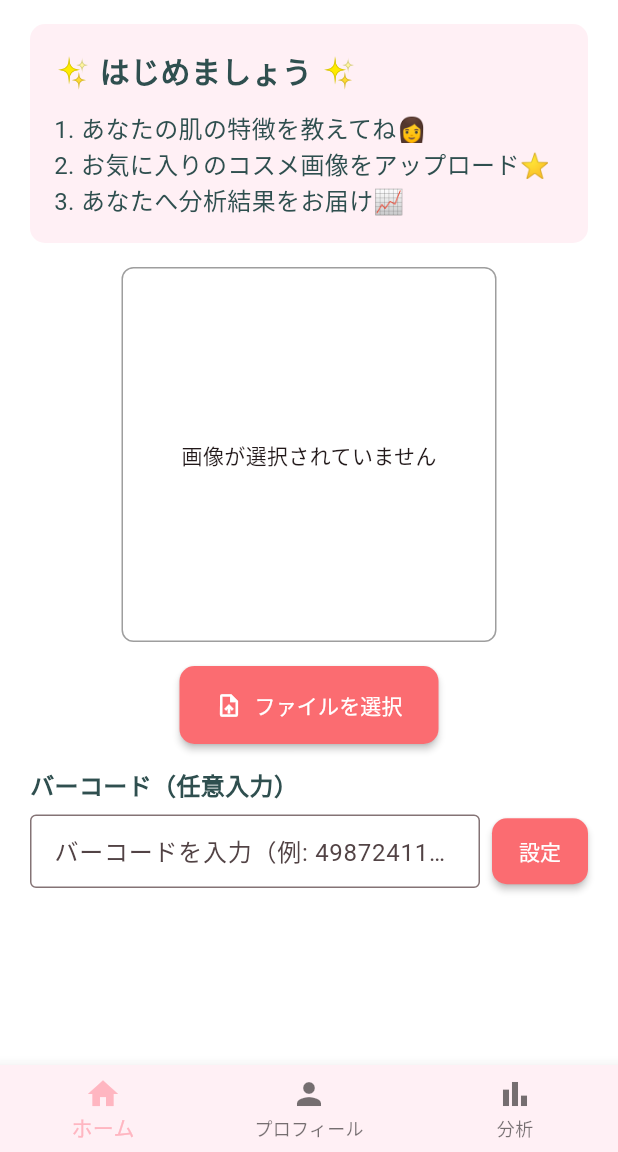
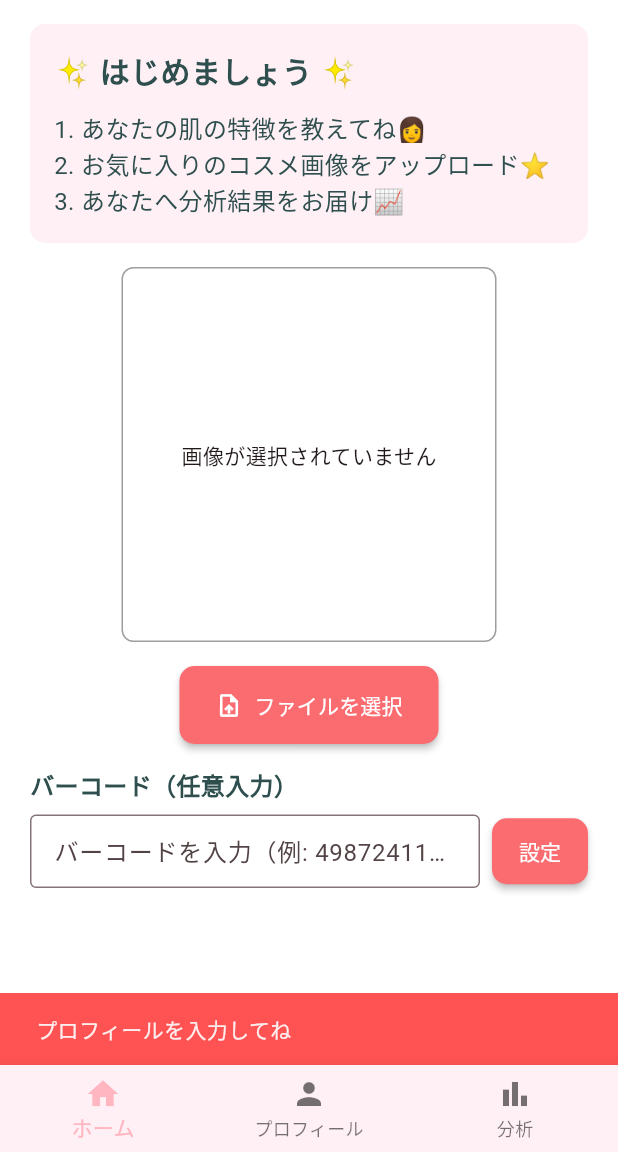
Before and after one commit to panchorange/cosmetic_ingredient_analysis, a Flutter app: the screen it shows once a user with an empty profile is signed in, after a tap on "ファイルを選択", on a phone screen of 412 x 824 dp, the part 84-1236 px from its top. Run offline on Flutter 3.47's test engine with Material 3 defaults, Android fonts, the phone set to English and light mode, and no system bars; our stand-ins replace firebase_auth, firebase_core, firebase_storage, google_sign_in, image_picker, shared_preferences; accounts and stored records are empty.

Commit message:
fix:プロフィール未入力でファイル選択するとエラーを表示

```diff
--- a/lib/views/user_home.dart
+++ b/lib/views/user_home.dart
@@ -149,7 +149,20 @@ class _UserHomePageState extends State<UserHomePage> {
 
                   // ファイル選択ボタン
                   ElevatedButton.icon(
-                    onPressed: pictureViewModel.pickFromGallery,
+                    onPressed: () {
+                      // プロフィールが入力されているかチェック
+                      if (skinProfileViewModel.profile == null) {
+                        ScaffoldMessenger.of(context).showSnackBar(
+                          const SnackBar(
+                            content: Text('プロフィールを入力してね'),
+                            backgroundColor: Colors.redAccent,
+                            duration: Duration(seconds: 3),
+                          ),
+                        );
+                        return;
+                      }
+                      pictureViewModel.pickFromGallery();
+                    },
                     icon: const Icon(Icons.upload_file),
                     label: const Text('ファイルを選択'),
                     style: ElevatedButton.styleFrom(
```
